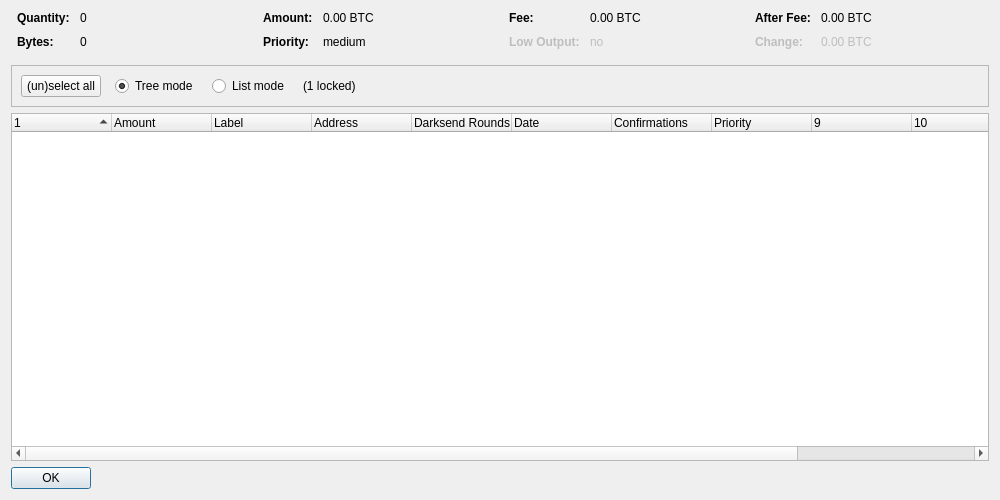
adm2018/curium, file src/qt/forms/coincontroldialog.ui: the form before one commit.
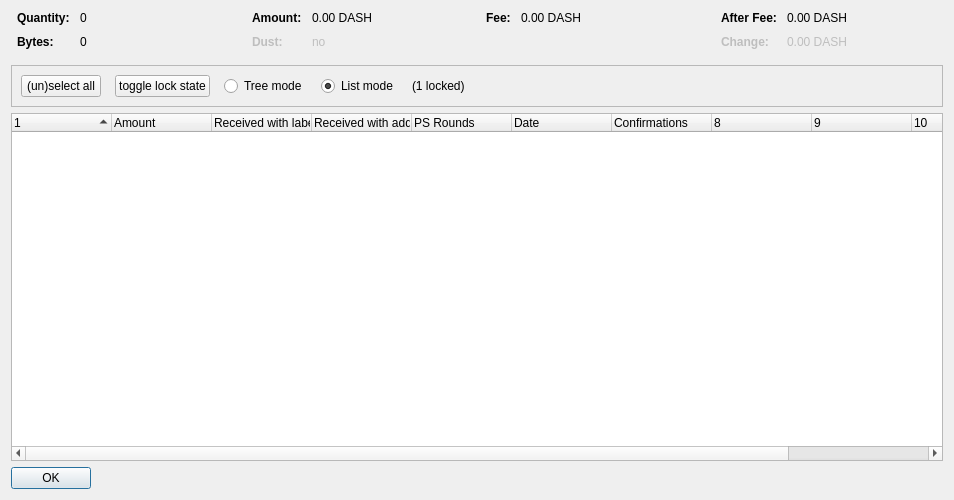
The form after the commit. Custom widgets are drawn as their Qt base class.

```diff
--- a/src/qt/forms/coincontroldialog.ui
+++ b/src/qt/forms/coincontroldialog.ui
@@ -6,7 +6,7 @@
    <rect>
     <x>0</x>
     <y>0</y>
-    <width>1000</width>
+    <width>954</width>
     <height>500</height>
    </rect>
   </property>
@@ -132,7 +132,7 @@
           <enum>Qt::ActionsContextMenu</enum>
          </property>
          <property name="text">
-          <string notr="true">0.00 BTC</string>
+          <string notr="true">0.00 DASH</string>
          </property>
          <property name="textInteractionFlags">
           <set>Qt::LinksAccessibleByMouse|Qt::TextSelectableByKeyboard|Qt::TextSelectableByMouse</set>
@@ -140,7 +140,10 @@
         </widget>
        </item>
        <item row="1" column="0">
-        <widget class="QLabel" name="labelCoinControlPriorityText">
+        <widget class="QLabel" name="labelCoinControlLowOutputText">
+         <property name="enabled">
+          <bool>false</bool>
+         </property>
          <property name="font">
           <font>
            <weight>75</weight>
@@ -148,12 +151,15 @@
           </font>
          </property>
          <property name="text">
-          <string>Priority:</string>
+          <string>Dust:</string>
          </property>
         </widget>
        </item>
        <item row="1" column="1">
-        <widget class="QLabel" name="labelCoinControlPriority">
+        <widget class="QLabel" name="labelCoinControlLowOutput">
+         <property name="enabled">
+          <bool>false</bool>
+         </property>
          <property name="cursor">
           <cursorShape>IBeamCursor</cursorShape>
          </property>
@@ -161,7 +167,7 @@
           <enum>Qt::ActionsContextMenu</enum>
          </property>
          <property name="text">
-          <string notr="true">medium</string>
+          <string notr="true">no</string>
          </property>
          <property name="textInteractionFlags">
           <set>Qt::LinksAccessibleByMouse|Qt::TextSelectableByKeyboard|Qt::TextSelectableByMouse</set>
@@ -206,42 +212,7 @@
           <enum>Qt::ActionsContextMenu</enum>
          </property>
          <property name="text">
-          <string notr="true">0.00 BTC</string>
-         </property>
-         <property name="textInteractionFlags">
-          <set>Qt::LinksAccessibleByMouse|Qt::TextSelectableByKeyboard|Qt::TextSelectableByMouse</set>
-         </property>
-        </widget>
-       </item>
-       <item row="1" column="0">
-        <widget class="QLabel" name="labelCoinControlLowOutputText">
-         <property name="enabled">
-          <bool>false</bool>
-         </property>
-         <property name="font">
-          <font>
-           <weight>75</weight>
-           <bold>true</bold>
-          </font>
-         </property>
-         <property name="text">
-          <string>Low Output:</string>
-         </property>
-        </widget>
-       </item>
-       <item row="1" column="1">
-        <widget class="QLabel" name="labelCoinControlLowOutput">
-         <property name="enabled">
-          <bool>false</bool>
-         </property>
-         <property name="cursor">
-          <cursorShape>IBeamCursor</cursorShape>
-         </property>
-         <property name="contextMenuPolicy">
-          <enum>Qt::ActionsContextMenu</enum>
-         </property>
-         <property name="text">
-          <string notr="true">no</string>
+          <string notr="true">0.00 DASH</string>
          </property>
          <property name="textInteractionFlags">
           <set>Qt::LinksAccessibleByMouse|Qt::TextSelectableByKeyboard|Qt::TextSelectableByMouse</set>
@@ -286,7 +257,7 @@
           <enum>Qt::ActionsContextMenu</enum>
          </property>
          <property name="text">
-          <string notr="true">0.00 BTC</string>
+          <string notr="true">0.00 DASH</string>
          </property>
          <property name="textInteractionFlags">
           <set>Qt::LinksAccessibleByMouse|Qt::TextSelectableByKeyboard|Qt::TextSelectableByMouse</set>
@@ -321,7 +292,7 @@
           <enum>Qt::ActionsContextMenu</enum>
          </property>
          <property name="text">
-          <string notr="true">0.00 BTC</string>
+          <string notr="true">0.00 DASH</string>
          </property>
          <property name="textInteractionFlags">
           <set>Qt::LinksAccessibleByMouse|Qt::TextSelectableByKeyboard|Qt::TextSelectableByMouse</set>
@@ -348,7 +319,7 @@
      </property>
      <layout class="QHBoxLayout" name="horizontalLayout">
       <item>
-       <layout class="QHBoxLayout" name="horizontalLayoutPanel" stretch="0,0,0,0,0">
+       <layout class="QHBoxLayout" name="horizontalLayoutPanel" stretch="0,0,0,0,0,0">
         <property name="spacing">
          <number>14</number>
         </property>
@@ -363,6 +334,25 @@
           <property name="text">
            <string>(un)select all</string>
           </property>
+          <property name="autoDefault">
+           <bool>false</bool>
+          </property>
+         </widget>
+        </item>
+        <item>
+         <widget class="QPushButton" name="pushButtonToggleLock">
+          <property name="sizePolicy">
+           <sizepolicy hsizetype="Maximum" vsizetype="Fixed">
+            <horstretch>0</horstretch>
+            <verstretch>0</verstretch>
+           </sizepolicy>
+          </property>
+          <property name="text">
+           <string>toggle lock state</string>
+          </property>
+          <property name="autoDefault">
+           <bool>false</bool>
+          </property>
          </widget>
         </item>
         <item>
@@ -376,9 +366,6 @@
           <property name="text">
            <string>Tree mode</string>
           </property>
-          <property name="checked">
-           <bool>true</bool>
-          </property>
          </widget>
         </item>
         <item>
@@ -392,6 +379,9 @@
           <property name="text">
            <string>List mode</string>
           </property>
+          <property name="checked">
+           <bool>true</bool>
+          </property>
          </widget>
         </item>
         <item>
@@ -428,7 +418,7 @@
       <bool>false</bool>
      </property>
      <property name="columnCount">
-      <number>12</number>
+      <number>11</number>
      </property>
      <attribute name="headerShowSortIndicator" stdset="0">
       <bool>true</bool>
@@ -448,17 +438,17 @@
      </column>
      <column>
       <property name="text">
-       <string notr="true">Label</string>
+       <string>Received with label</string>
       </property>
      </column>
      <column>
       <property name="text">
-       <string>Address</string>
+       <string>Received with address</string>
       </property>
      </column>
      <column>
       <property name="text">
-       <string>Darksend Rounds</string>
+       <string>PS Rounds</string>
       </property>
      </column>
      <column>
@@ -474,16 +464,6 @@
        <string>Confirmed</string>
       </property>
      </column>
-     <column>
-      <property name="text">
-       <string>Priority</string>
-      </property>
-     </column>
-     <column>
-      <property name="text">
-       <string/>
-      </property>
-     </column>
      <column>
       <property name="text">
        <string/>
```
Left out of the diff: 4 changed lines with no effect on the pictures.
